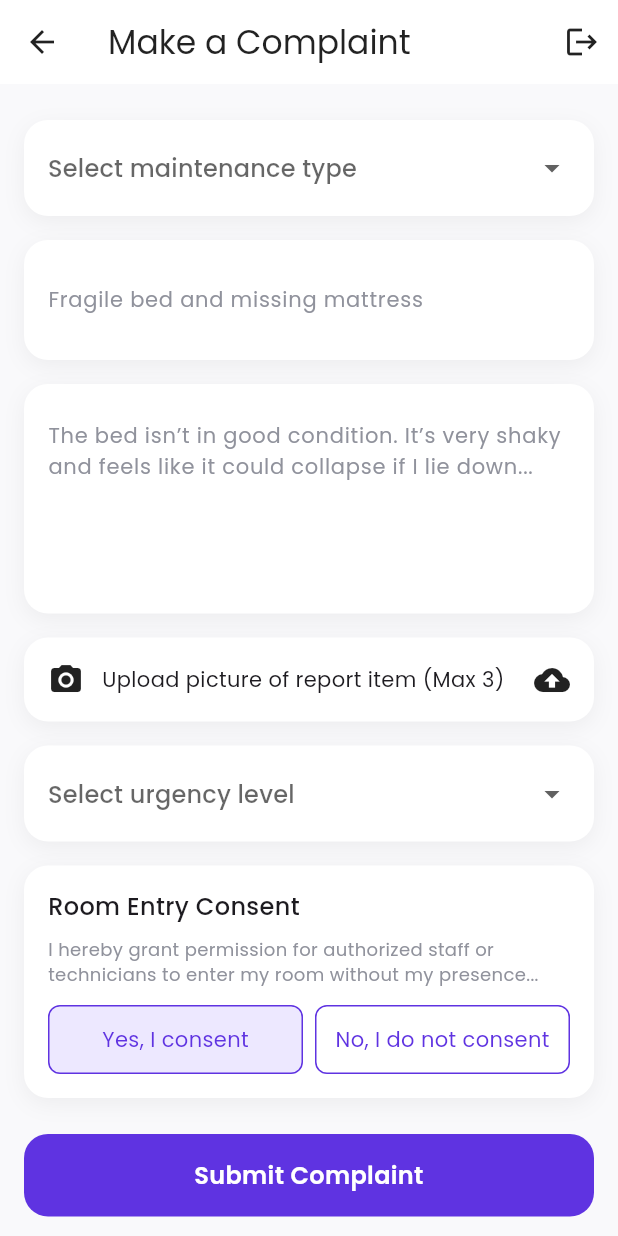
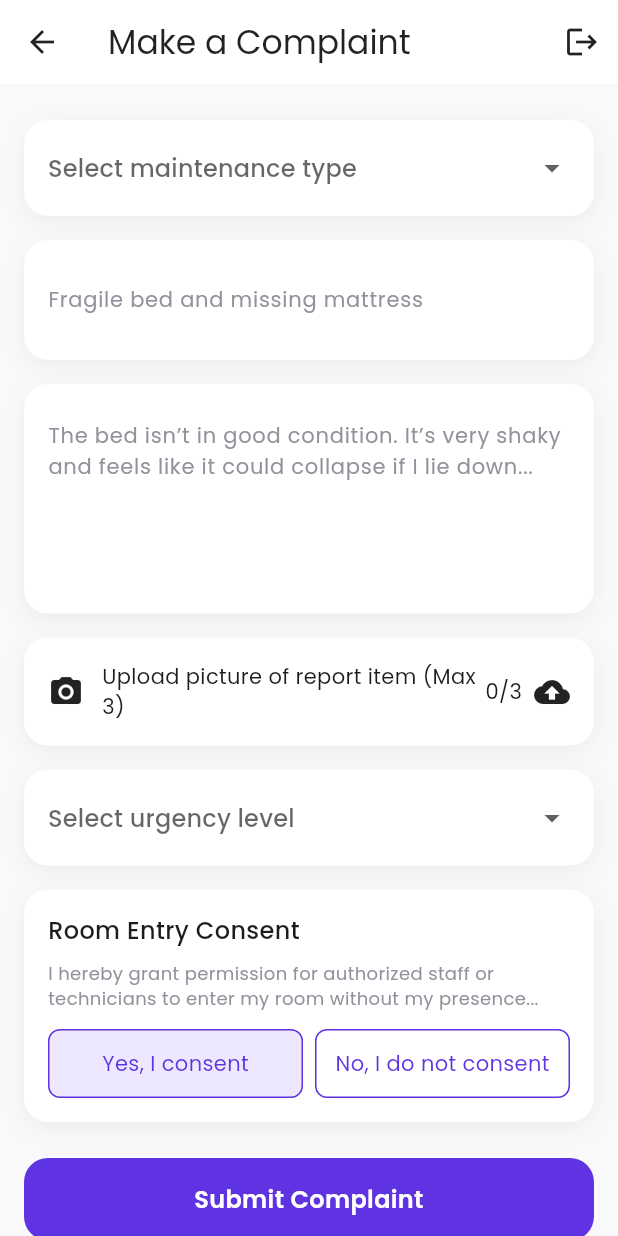
Before and after one commit to goh1217/SmartServe-KolejCare, a Flutter app: the ComplaintFormScreen screen opened directly, on a phone screen of 412 x 824 dp. Run offline on Flutter 3.47's test engine with Material 3 defaults, Android fonts, the phone set to English and light mode, and no system bars; our stand-ins replace cloud_firestore, firebase_auth, firebase_core, flutter_image_compress, google_fonts, image_picker; accounts and stored records are empty; network calls fail; statements that could not run were skipped.

Commit message:
Fix complaint form screen

```diff
--- a/lib/student/complaint_form_screen.dart
+++ b/lib/student/complaint_form_screen.dart
@@ -1,8 +1,13 @@
 import 'package:firebase_auth/firebase_auth.dart';
 import 'package:flutter/material.dart';
 import 'package:google_fonts/google_fonts.dart';
-
 import 'package:cloud_firestore/cloud_firestore.dart';
+import 'package:image_picker/image_picker.dart';
+import 'package:flutter_image_compress/flutter_image_compress.dart';
+import 'package:http/http.dart' as http;
+import 'dart:convert';
+import 'dart:typed_data';
+import 'package:flutter/foundation.dart' show kIsWeb;
 
 class ComplaintFormScreen extends StatefulWidget {
   const ComplaintFormScreen({super.key});
@@ -19,8 +24,10 @@ String? _selectedMaintenanceType;
   String? _selectedUrgency;
   bool _consentGiven = true;
 
-bool _isSubmitted = false; //successful submit?
-bool _isSubmitting = false; //Firebase
+  bool _isSubmitted = false;
+  bool _isSubmitting = false;
+
+  final List<XFile> _pickedImages = [];
 
   final List<String> _maintenanceOptions = ['Furniture', 'Electrical', 'Plumbing', 'Other'];
   final List<String> _urgencyOptions = ['Minor', 'Medium', 'High'];
@@ -32,67 +39,53 @@ _descriptionController.dispose();
     super.dispose();
   }
 
-BoxDecoration _cardDecoration() {
-return BoxDecoration(
+  BoxDecoration _cardDecoration() => BoxDecoration(
     color: Colors.white,
     borderRadius: BorderRadius.circular(16),
-boxShadow: [
-BoxShadow(
-color: Colors.black.withOpacity(0.05),
-blurRadius: 12,
-offset: const Offset(0, 4),
-),
-],
+    boxShadow: [BoxShadow(color: Colors.black.withOpacity(0.05), blurRadius: 12, offset: const Offset(0, 4))],
   );
+
+  Future<void> _pickImages() async {
+    if (_pickedImages.length >= 3) return;
+    final ImagePicker picker = ImagePicker();
+    final XFile? img = await picker.pickImage(source: ImageSource.gallery);
+    if (img != null) setState(() => _pickedImages.add(img));
   }
 
-// --- MODIFIED: Updated _handleSubmit to use current logged-in student as reportBy ---
   Future<void> _handleSubmit() async {
     final title = _titleController.text.trim();
     final desc = _descriptionController.text.trim();
 
-if (title.isEmpty ||
-desc.isEmpty ||
-_selectedUrgency == null ||
-_selectedMaintenanceType == null) {
+    if (title.isEmpty || desc.isEmpty || _selectedUrgency == null || _selectedMaintenanceType == null) {
       showDialog(
         context: context,
         builder: (c) => AlertDialog(
           title: const Text('Incomplete'),
-content: const Text(
-'Please fill title, description, maintenance type, and urgency level.'),
-actions: [
-TextButton(onPressed: () => Navigator.pop(c), child: const Text('OK'))
-],
+          content: const Text('Please fill all required fields.'),
+          actions: [TextButton(onPressed: () => Navigator.pop(c), child: const Text('OK'))],
         ),
       );
       return;
     }
 
-setState(() {
-_isSubmitting = true;
-});
+    setState(() => _isSubmitting = true);
 
     try {
       final firestore = FirebaseFirestore.instance;
       final user = FirebaseAuth.instance.currentUser;
+      if (user == null) throw 'User not logged in';
 
-if (user == null) {
-throw 'User not logged in';
-}
-
-// Let firestore generate a unique ID
       final docRef = await firestore.collection('complaint').add({
-'assignedTo': '/collection/technician', //still placeholder
+        'assignedTo': '/collection/technician',
         'damageCategory': _selectedMaintenanceType,
-'damagePic': null, //still placeholder for future image upload
+        'damagePic': null,
         'feedbackRating': 0,
         'inventoryDamage': desc,
         'rejectionReason': '',
-'reportBy': '/collection/student/${user.uid}', // --- MODIFIED: dynamically set current student ID
+        'reportBy': '/collection/student/${user.uid}',
         'reportStatus': 'Pending',
         'reportedDate': FieldValue.serverTimestamp(),
-'reviewedBy': '/collection/staff', //still placeholder
+        'reviewedBy': '/collection/staff',
         'roomEntryConsent': _consentGiven,
         'scheduledDate': null,
         'technicianTip': 0,
@@ -101,22 +94,48 @@ final docRef = await firestore.collection('complaint').add({
         'isArchived': false,
       });
 
-// Get the generated ID and update the document
       await docRef.update({'complaintID': docRef.id});
 
-setState(() {
-_isSubmitted = true;
-});
+      // Upload images to Cloudinary if any
+      if (_pickedImages.isNotEmpty) {
+        List<String> cloudinaryUrls = [];
+        const cloudName = 'deaju8keu';
+        const uploadPreset = 'flutter upload';
+
+        for (int i = 0; i < _pickedImages.length && i < 3; i++) {
+          final file = _pickedImages[i];
+          Uint8List bytes;
+
+          if (kIsWeb) {
+            bytes = await file.readAsBytes();
+          } else {
+            final rawBytes = await file.readAsBytes();
+            bytes = await FlutterImageCompress.compressWithList(rawBytes, quality: 70) ?? rawBytes;
+          }
+
+          final uri = Uri.parse('https://api.cloudinary.com/v1_1/$cloudName/image/upload');
+          final request = http.MultipartRequest('POST', uri)
+            ..fields['upload_preset'] = uploadPreset
+            ..files.add(http.MultipartFile.fromBytes('file', bytes, filename: 'complaint_${docRef.id}_$i.jpg'));
+
+          final response = await request.send();
+          final resBody = await response.stream.bytesToString();
+          final data = json.decode(resBody);
+          if (data['secure_url'] != null) cloudinaryUrls.add(data['secure_url']);
+        }
+
+        if (cloudinaryUrls.isNotEmpty) await docRef.update({'damagePic': cloudinaryUrls});
+      }
+
+      setState(() => _isSubmitted = true);
 
       if (mounted) {
         showDialog(
           context: context,
           builder: (c) => AlertDialog(
             title: const Text('Success!'),
-content: const Text('Your complaint has been submitted successfully.'),
-actions: [
-TextButton(onPressed: () => Navigator.pop(c), child: const Text('OK'))
-],
+            content: const Text('Complaint submitted successfully.'),
+            actions: [TextButton(onPressed: () => Navigator.pop(c), child: const Text('OK'))],
           ),
         );
       }
@@ -127,35 +146,19 @@ context: context,
           builder: (c) => AlertDialog(
             title: const Text('Error'),
             content: Text('Failed to submit complaint: $e'),
-actions: [
-TextButton(onPressed: () => Navigator.pop(c), child: const Text('OK'))
-],
+            actions: [TextButton(onPressed: () => Navigator.pop(c), child: const Text('OK'))],
           ),
         );
       }
     } finally {
-setState(() {
-_isSubmitting = false;
-});
+      setState(() => _isSubmitting = false);
     }
   }
-// --- END MODIFIED ---
 
   @override
   Widget build(BuildContext context) {
-String submitButtonText;
-Color submitButtonColor;
-
-if (_isSubmitting) {
-submitButtonText = 'Submitting...';
-submitButtonColor = Colors.grey;
-} else if (_isSubmitted) {
-submitButtonText = 'Submitted';
-submitButtonColor = Colors.grey;
-} else {
-submitButtonText = 'Submit Complaint';
-submitButtonColor = const Color(0xFF5F33E1);
-}
+    final submitButtonText = _isSubmitting ? 'Submitting...' : _isSubmitted ? 'Submitted' : 'Submit Complaint';
+    final submitButtonColor = (_isSubmitting || _isSubmitted) ? Colors.grey : const Color(0xFF5F33E1);
 
     return Scaffold(
       backgroundColor: const Color(0xFFF9F9FB),
@@ -164,55 +167,37 @@ title: Text('Make a Complaint', style: GoogleFonts.poppins()),
         backgroundColor: Colors.white,
         foregroundColor: Colors.black87,
         elevation: 0,
-leading: IconButton(
-icon: const Icon(Icons.arrow_back),
-onPressed: () => Navigator.pop(context),
-),
-actions: [
-IconButton(
-icon: const Icon(Icons.logout),
-onPressed: () {
-FirebaseAuth.instance.signOut();
-},
-),
-],
+        leading: IconButton(icon: const Icon(Icons.arrow_back), onPressed: () => Navigator.pop(context)),
+        actions: [IconButton(icon: const Icon(Icons.logout), onPressed: () => FirebaseAuth.instance.signOut())],
       ),
       body: SingleChildScrollView(
-child: Padding(
         padding: const EdgeInsets.symmetric(horizontal: 16, vertical: 24),
         child: Column(
           crossAxisAlignment: CrossAxisAlignment.stretch,
           children: [
+            // Maintenance Type
             Container(
               decoration: _cardDecoration(),
               padding: const EdgeInsets.symmetric(horizontal: 16, vertical: 8),
               child: DropdownButtonFormField<String>(
                 value: _selectedMaintenanceType,
                 items: _maintenanceOptions
-    .map(
-(m) => DropdownMenuItem(
+                    .map((m) => DropdownMenuItem(
                   value: m,
-child: Text(
-m,
-style: GoogleFonts.poppins(
-fontSize: 14, color: const Color(0xFF24252C)),
-),
-),
-)
+                  child: Text(m, style: GoogleFonts.poppins(fontSize: 14, color: const Color(0xFF24252C))),
+                ))
                     .toList(),
-onChanged: _isSubmitted || _isSubmitting
-? null
-    : (v) => setState(() => _selectedMaintenanceType = v),
+                onChanged: (_isSubmitted || _isSubmitting) ? null : (v) => setState(() => _selectedMaintenanceType = v),
                 decoration: InputDecoration(
                   border: InputBorder.none,
                   hintText: 'Select maintenance type',
-hintStyle: GoogleFonts.poppins(
-fontSize: 14, color: const Color(0xFF90929C)),
+                  hintStyle: GoogleFonts.poppins(fontSize: 14, color: const Color(0xFF90929C)),
                 ),
               ),
             ),
             const SizedBox(height: 16),
 
+            // Title
             Container(
               decoration: _cardDecoration(),
               padding: const EdgeInsets.symmetric(horizontal: 16, vertical: 16),
@@ -221,18 +206,15 @@ controller: _titleController,
                 enabled: !_isSubmitted && !_isSubmitting,
                 decoration: InputDecoration(
                   hintText: 'Fragile bed and missing mattress',
-hintStyle: GoogleFonts.poppins(
-fontSize: 14,
-color: const Color(0xFF90929C),
-),
+                  hintStyle: GoogleFonts.poppins(fontSize: 14, color: const Color(0xFF90929C)),
                   border: InputBorder.none,
                 ),
-style: GoogleFonts.poppins(
-fontSize: 14, color: const Color(0xFF24252C)),
+                style: GoogleFonts.poppins(fontSize: 14, color: const Color(0xFF24252C)),
               ),
             ),
             const SizedBox(height: 16),
 
+            // Description
             Container(
               decoration: _cardDecoration(),
               padding: const EdgeInsets.symmetric(horizontal: 16, vertical: 16),
@@ -241,145 +223,98 @@ controller: _descriptionController,
                 enabled: !_isSubmitted && !_isSubmitting,
                 maxLines: 5,
                 decoration: InputDecoration(
-hintText:
-'The bed isn’t in good condition. It’s very shaky and feels like it could collapse if I lie down...',
-hintStyle: GoogleFonts.poppins(
-fontSize: 14,
-color: const Color(0xFF90929C),
-),
+                  hintText: 'The bed isn’t in good condition. It’s very shaky and feels like it could collapse if I lie down...',
+                  hintStyle: GoogleFonts.poppins(fontSize: 14, color: const Color(0xFF90929C)),
                   border: InputBorder.none,
                 ),
-style: GoogleFonts.poppins(
-fontSize: 14, color: const Color(0xFF24252C)),
+                style: GoogleFonts.poppins(fontSize: 14, color: const Color(0xFF24252C)),
               ),
             ),
             const SizedBox(height: 16),
 
-// Upload picture, not functional yet
-Container(
+            // Image Upload
+            GestureDetector(
+              onTap: _isSubmitting || _isSubmitted ? null : _pickImages,
+              child: Container(
                 decoration: _cardDecoration(),
                 padding: const EdgeInsets.symmetric(horizontal: 16, vertical: 16),
                 child: Row(
                   children: [
                     const Icon(Icons.photo_camera),
                     const SizedBox(width: 12),
-Expanded(
-child: Text(
-'Upload picture of report item (Max 3)',
-style: GoogleFonts.poppins(fontSize: 14),
-),
-),
+                    Expanded(child: Text('Upload picture of report item (Max 3)', style: GoogleFonts.poppins(fontSize: 14))),
+                    Text("${_pickedImages.length}/3"),
+                    const SizedBox(width: 8),
                     const Icon(Icons.cloud_upload),
                   ],
                 ),
               ),
+            ),
             const SizedBox(height: 16),
 
+            // Urgency
             Container(
               decoration: _cardDecoration(),
               padding: const EdgeInsets.symmetric(horizontal: 16, vertical: 8),
               child: DropdownButtonFormField<String>(
                 value: _selectedUrgency,
                 items: _urgencyOptions
-    .map(
-(u) => DropdownMenuItem(
+                    .map((u) => DropdownMenuItem(
                   value: u,
-child: Text(
-u,
-style: GoogleFonts.poppins(
-fontSize: 14, color: const Color(0xFF24252C)),
-),
-),
-)
+                  child: Text(u, style: GoogleFonts.poppins(fontSize: 14, color: const Color(0xFF24252C))),
+                ))
                     .toList(),
-onChanged: _isSubmitted || _isSubmitting
-? null
-    : (v) => setState(() => _selectedUrgency = v),
+                onChanged: (_isSubmitted || _isSubmitting) ? null : (v) => setState(() => _selectedUrgency = v),
                 decoration: InputDecoration(
                   border: InputBorder.none,
                   hintText: 'Select urgency level',
-hintStyle: GoogleFonts.poppins(
-fontSize: 14, color: const Color(0xFF90929C)),
+                  hintStyle: GoogleFonts.poppins(fontSize: 14, color: const Color(0xFF90929C)),
                 ),
               ),
             ),
             const SizedBox(height: 16),
 
+            // Consent
             Container(
               decoration: _cardDecoration(),
               padding: const EdgeInsets.all(16),
               child: Column(
                 crossAxisAlignment: CrossAxisAlignment.start,
                 children: [
-Text(
-'Room Entry Consent',
-style: GoogleFonts.poppins(
-fontSize: 16,
-fontWeight: FontWeight.w500,
-),
-),
+                  Text('Room Entry Consent', style: GoogleFonts.poppins(fontSize: 16, fontWeight: FontWeight.w500)),
                   const SizedBox(height: 8),
-Text(
-'I hereby grant permission for authorized staff or technicians to enter my room without my presence...',
-style: GoogleFonts.poppins(
-fontSize: 12, color: const Color(0xFF90929C)),
-),
+                  Text('I hereby grant permission for authorized staff or technicians to enter my room without my presence...',
+                      style: GoogleFonts.poppins(fontSize: 12, color: const Color(0xFF90929C))),
                   const SizedBox(height: 12),
                   Row(
                     children: [
                       Expanded(
                         child: GestureDetector(
-onTap: _isSubmitted || _isSubmitting
-? null
-    : () => setState(() => _consentGiven = true),
+                          onTap: _isSubmitted || _isSubmitting ? null : () => setState(() => _consentGiven = true),
                           child: Container(
-padding:
-const EdgeInsets.symmetric(vertical: 12),
+                            padding: const EdgeInsets.symmetric(vertical: 12),
                             alignment: Alignment.center,
                             decoration: BoxDecoration(
-color: _consentGiven
-? const Color(0xFFEDE8FF)
-    : Colors.transparent,
+                                color: _consentGiven ? const Color(0xFFEDE8FF) : Colors.transparent,
                                 borderRadius: BorderRadius.circular(8),
-border:
-Border.all(color: const Color(0xFF5F33E1)),
-),
-child: Text(
-'Yes, I consent',
-style: GoogleFonts.poppins(
-fontSize: 14,
-color: const Color(0xFF5F33E1),
-),
-),
+                                border: Border.all(color: const Color(0xFF5F33E1))),
+                            child: Text('Yes, I consent', style: GoogleFonts.poppins(fontSize: 14, color: const Color(0xFF5F33E1))),
                           ),
                         ),
                       ),
                       const SizedBox(width: 8),
                       Expanded(
                         child: GestureDetector(
-// --- UPDATED LOGIC TO DISABLE ON SUBMIT ---
-onTap: _isSubmitted || _isSubmitting
-? null
-    : () => setState(() => _consentGiven = false),
+                          onTap: _isSubmitted || _isSubmitting ? null : () => setState(() => _consentGiven = false),
                           child: Container(
-padding:
-const EdgeInsets.symmetric(vertical: 12),
+                            padding: const EdgeInsets.symmetric(vertical: 12),
                             alignment: Alignment.center,
                             decoration: BoxDecoration(
-color: !_consentGiven
-? const Color(0xFFEDE8FF)
-    : Colors.transparent,
+                                color: !_consentGiven ? const Color(0xFFEDE8FF) : Colors.transparent,
                                 borderRadius: BorderRadius.circular(8),
-border:
-Border.all(color: const Color(0xFF5F33E1)),
-),
-child: Text(
-'No, I do not consent',
-style: GoogleFonts.poppins(
-fontSize: 14,
-color: const Color(0xFF5F33E1),
-),
-),
+                                border: Border.all(color: const Color(0xFF5F33E1))),
+                            child: Text('No, I do not consent',
+                                style: GoogleFonts.poppins(fontSize: 14, color: const Color(0xFF5F33E1))),
                           ),
                         ),
                       ),
@@ -390,29 +325,20 @@ color: const Color(0xFF5F33E1),
             ),
             const SizedBox(height: 24),
 
+            // Submit
             GestureDetector(
               onTap: _isSubmitted || _isSubmitting ? null : _handleSubmit,
               child: Container(
                 padding: const EdgeInsets.symmetric(vertical: 16),
-decoration: BoxDecoration(
-color: submitButtonColor,
-borderRadius: BorderRadius.circular(16),
-),
-child: Text(
-submitButtonText,
-textAlign: TextAlign.center,
-style: GoogleFonts.poppins(
-color: Colors.white,
-fontSize: 16,
-fontWeight: FontWeight.w600,
-),
-),
+                decoration: BoxDecoration(color: submitButtonColor, borderRadius: BorderRadius.circular(16)),
+                child: Text(submitButtonText,
+                    textAlign: TextAlign.center, style: GoogleFonts.poppins(color: Colors.white, fontSize: 16, fontWeight: FontWeight.w600)),
               ),
             ),
             const SizedBox(height: 24),
           ],
         ),
       ),
-));
+    );
   }
 }
```
Lines whose indentation alone changed are shown as unchanged.
